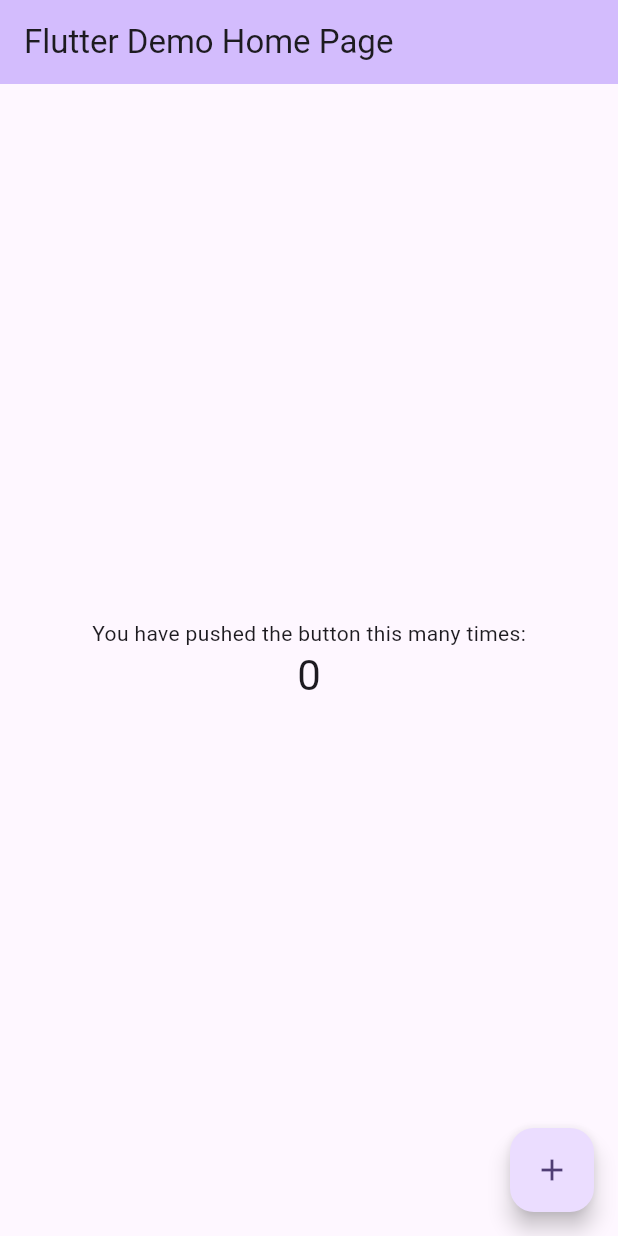
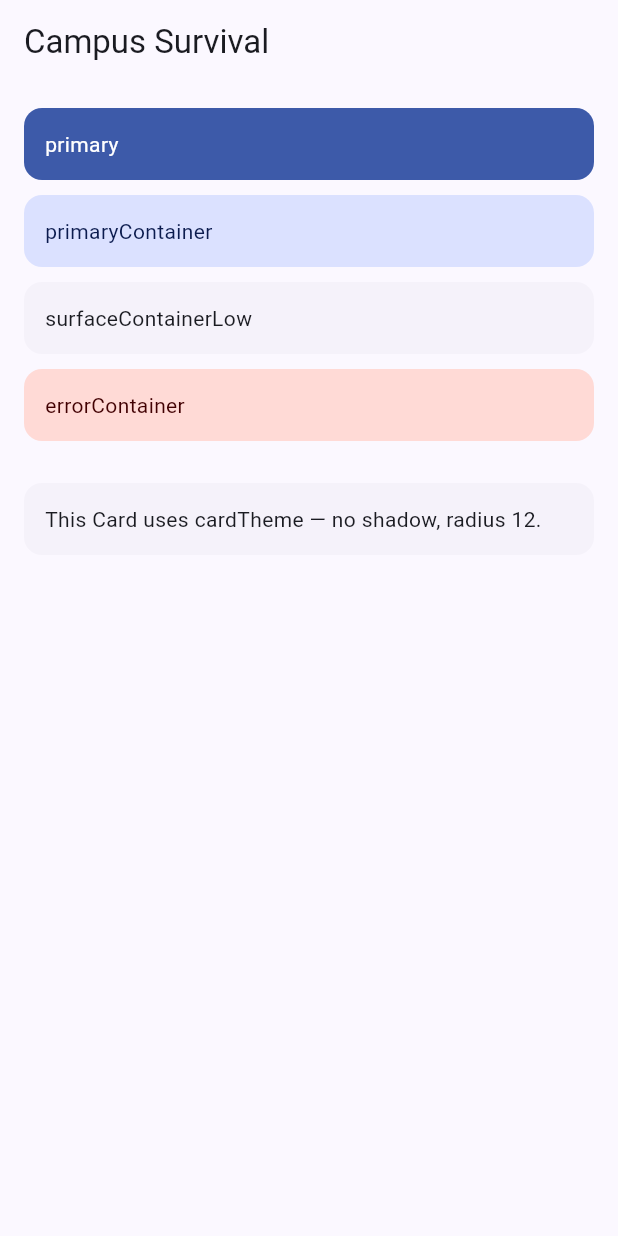
Before and after one commit to AlihaAsif/CampusSurvivalApp, a Flutter app: the screen it shows after launch, on a phone screen of 412 x 824 dp. Run offline on Flutter 3.47's test engine with Material 3 defaults, Android fonts, the phone set to English and light mode, and no system bars; our stand-ins replace flutter_riverpod.

Commit message:
Step 1: project setup

```diff
--- /dev/null
+++ b/lib/app.dart
@@ -0,0 +1,66 @@
+import 'package:flutter/material.dart';
+
+import 'core/theme/app_spacing.dart';
+import 'core/theme/app_theme.dart';
+
+class CampusSurvivalApp extends StatelessWidget {
+  const CampusSurvivalApp({super.key});
+
+  @override
+  Widget build(BuildContext context) {
+    return MaterialApp(
+      title: 'Campus Survival',
+      debugShowCheckedModeBanner: false,
+      theme: AppTheme.light(),
+      home: const ThemeCheckScreen(),
+    );
+  }
+}
+
+// ---------------------------------------------------------------
+// TEMPORARY. Exists only to prove the theme is applied.
+// We delete this class in Step 3 when the real dashboard arrives.
+// ---------------------------------------------------------------
+class ThemeCheckScreen extends StatelessWidget {
+  const ThemeCheckScreen({super.key});
+
+  @override
+  Widget build(BuildContext context) {
+    final scheme = Theme.of(context).colorScheme;
+
+    return Scaffold(
+      appBar: AppBar(title: const Text('Campus Survival')),
+      body: ListView(
+        padding: const EdgeInsets.all(AppSpacing.screenH),
+        children: [
+          _swatch('primary', scheme.primary, scheme.onPrimary),
+          _swatch('primaryContainer', scheme.primaryContainer,
+              scheme.onPrimaryContainer),
+          _swatch('surfaceContainerLow', scheme.surfaceContainerLow,
+              scheme.onSurface),
+          _swatch('errorContainer', scheme.errorContainer,
+              scheme.onErrorContainer),
+          const SizedBox(height: AppSpacing.section),
+          const Card(
+            child: Padding(
+              padding: EdgeInsets.all(AppSpacing.cardPad),
+              child: Text('This Card uses cardTheme — no shadow, radius 12.'),
+            ),
+          ),
+        ],
+      ),
+    );
+  }
+
+  Widget _swatch(String name, Color background, Color foreground) {
+    return Container(
+      margin: const EdgeInsets.only(bottom: AppSpacing.cardGap),
+      padding: const EdgeInsets.all(AppSpacing.cardPad),
+      decoration: BoxDecoration(
+        color: background,
+        borderRadius: BorderRadius.circular(AppRadius.card),
+      ),
+      child: Text(name, style: TextStyle(color: foreground)),
+    );
+  }
+}
--- /dev/null
+++ b/lib/core/theme/app_colors.dart
@@ -0,0 +1,41 @@
+import 'package:flutter/material.dart';
+
+const ColorScheme lightScheme = ColorScheme(
+  brightness: Brightness.light,
+
+  // Main brand colour — app bar accents, filled buttons, progress bars.
+  primary: Color(0xFF3D5AA9),
+  onPrimary: Color(0xFFFFFFFF),
+  primaryContainer: Color(0xFFDBE1FF),
+  onPrimaryContainer: Color(0xFF0B1B4E),
+
+  // Secondary — navigation bar selection pill, tonal buttons.
+  secondary: Color(0xFF585E71),
+  onSecondary: Color(0xFFFFFFFF),
+  secondaryContainer: Color(0xFFDDE1F9),
+  onSecondaryContainer: Color(0xFF161B2C),
+
+  // Tertiary — accents that need to stand apart, e.g. pinned notices.
+  tertiary: Color(0xFF725572),
+  onTertiary: Color(0xFFFFFFFF),
+  tertiaryContainer: Color(0xFFFDD7FA),
+  onTertiaryContainer: Color(0xFF2A122B),
+
+  // Error — overdue assignments, below-75% attendance.
+  error: Color(0xFFBA1A1A),
+  onError: Color(0xFFFFFFFF),
+  errorContainer: Color(0xFFFFDAD6),
+  onErrorContainer: Color(0xFF410002),
+
+  // Surfaces — the background and the layers stacked on it.
+  surface: Color(0xFFFBF8FF),
+  onSurface: Color(0xFF1A1B21),
+  onSurfaceVariant: Color(0xFF45464F),
+  outline: Color(0xFF767680),
+  outlineVariant: Color(0xFFC6C5D0),
+  surfaceContainerLowest: Color(0xFFFFFFFF),
+  surfaceContainerLow: Color(0xFFF5F2FA),
+  surfaceContainer: Color(0xFFEFEDF5),
+  surfaceContainerHigh: Color(0xFFE9E7EF),
+  surfaceContainerHighest: Color(0xFFE3E1E9),
+);
--- /dev/null
+++ b/lib/core/theme/app_spacing.dart
@@ -0,0 +1,33 @@
+/// Spacing scale: 4, 8, 12, 16, 20, 24. Nothing outside this list.
+class AppSpacing {
+  AppSpacing._(); // never create an instance of this class
+
+  static const double xs = 4;
+  static const double sm = 8;
+  static const double md = 12;
+  static const double lg = 16;
+  static const double xl = 20;
+  static const double xxl = 24;
+
+  /// Left/right padding of every screen body.
+  static const double screenH = 16;
+
+  /// Padding inside a card.
+  static const double cardPad = 14;
+
+  /// Vertical gap between two stacked cards.
+  static const double cardGap = 10;
+
+  /// Space above a section header.
+  static const double section = 18;
+}
+
+/// Corner radii used across the app.
+class AppRadius {
+  AppRadius._();
+
+  static const double card = 12;
+  static const double chip = 8;
+  static const double fab = 16;
+  static const double icon = 20; // 40x40 circle => radius 20
+}
--- /dev/null
+++ b/lib/core/theme/app_theme.dart
@@ -0,0 +1,42 @@
+import 'package:flutter/material.dart';
+
+import 'app_colors.dart';
+import 'app_spacing.dart';
+
+class AppTheme {
+  AppTheme._();
+
+  static ThemeData light() {
+    return ThemeData(
+      useMaterial3: true,
+      colorScheme: lightScheme,
+      scaffoldBackgroundColor: lightScheme.surface,
+
+      appBarTheme: AppBarTheme(
+        backgroundColor: lightScheme.surface,
+        surfaceTintColor: Colors.transparent,
+        elevation: 0,
+        scrolledUnderElevation: 0,
+        centerTitle: false,
+      ),
+
+      cardTheme: CardThemeData(
+        color: lightScheme.surfaceContainerLow,
+        surfaceTintColor: Colors.transparent,
+        elevation: 0,
+        margin: EdgeInsets.zero,
+        shape: RoundedRectangleBorder(
+          borderRadius: BorderRadius.circular(AppRadius.card),
+        ),
+      ),
+
+      navigationBarTheme: NavigationBarThemeData(
+        backgroundColor: lightScheme.surfaceContainer,
+        surfaceTintColor: Colors.transparent,
+        indicatorColor: lightScheme.secondaryContainer,
+        height: 74,
+        labelBehavior: NavigationDestinationLabelBehavior.alwaysShow,
+      ),
+    );
+  }
+}
--- a/lib/main.dart
+++ b/lib/main.dart
@@ -1,122 +1,12 @@
 import 'package:flutter/material.dart';
+import 'package:flutter_riverpod/flutter_riverpod.dart';
+
+import 'app.dart';
 
 void main() {
-  runApp(const MyApp());
+  runApp(
+    const ProviderScope(
+      child: CampusSurvivalApp(),
+    ),
+  );
 }
-
-class MyApp extends StatelessWidget {
-  const MyApp({super.key});
-
-  // This widget is the root of your application.
-  @override
-  Widget build(BuildContext context) {
-    return MaterialApp(
-      title: 'Flutter Demo',
-      theme: ThemeData(
-        // This is the theme of your application.
-        //
-        // TRY THIS: Try running your application with "flutter run". You'll see
-        // the application has a purple toolbar. Then, without quitting the app,
-        // try changing the seedColor in the colorScheme below to Colors.green
-        // and then invoke "hot reload" (save your changes or press the "hot
-        // reload" button in a Flutter-supported IDE, or press "r" if you used
-        // the command line to start the app).
-        //
-        // Notice that the counter didn't reset back to zero; the application
-        // state is not lost during the reload. To reset the state, use hot
-        // restart instead.
-        //
-        // This works for code too, not just values: Most code changes can be
-        // tested with just a hot reload.
-        colorScheme: .fromSeed(seedColor: Colors.deepPurple),
-      ),
-      home: const MyHomePage(title: 'Flutter Demo Home Page'),
-    );
-  }
-}
-
-class MyHomePage extends StatefulWidget {
-  const MyHomePage({super.key, required this.title});
-
-  // This widget is the home page of your application. It is stateful, meaning
-  // that it has a State object (defined below) that contains fields that affect
-  // how it looks.
-
-  // This class is the configuration for the state. It holds the values (in this
-  // case the title) provided by the parent (in this case the App widget) and
-  // used by the build method of the State. Fields in a Widget subclass are
-  // always marked "final".
-
-  final String title;
-
-  @override
-  State<MyHomePage> createState() => _MyHomePageState();
-}
-
-class _MyHomePageState extends State<MyHomePage> {
-  int _counter = 0;
-
-  void _incrementCounter() {
-    setState(() {
-      // This call to setState tells the Flutter framework that something has
-      // changed in this State, which causes it to rerun the build method below
-      // so that the display can reflect the updated values. If we changed
-      // _counter without calling setState(), then the build method would not be
-      // called again, and so nothing would appear to happen.
-      _counter++;
-    });
-  }
-
-  @override
-  Widget build(BuildContext context) {
-    // This method is rerun every time setState is called, for instance as done
-    // by the _incrementCounter method above.
-    //
-    // The Flutter framework has been optimized to make rerunning build methods
-    // fast, so that you can just rebuild anything that needs updating rather
-    // than having to individually change instances of widgets.
-    return Scaffold(
-      appBar: AppBar(
-        // TRY THIS: Try changing the color here to a specific color (to
-        // Colors.amber, perhaps?) and trigger a hot reload to see the AppBar
-        // change color while the other colors stay the same.
-        backgroundColor: Theme.of(context).colorScheme.inversePrimary,
-        // Here we take the value from the MyHomePage object that was created by
-        // the App.build method, and use it to set our appbar title.
-        title: Text(widget.title),
-      ),
-      body: Center(
-        // Center is a layout widget. It takes a single child and positions it
-        // in the middle of the parent.
-        child: Column(
-          // Column is also a layout widget. It takes a list of children and
-          // arranges them vertically. By default, it sizes itself to fit its
-          // children horizontally, and tries to be as tall as its parent.
-          //
-          // Column has various properties to control how it sizes itself and
-          // how it positions its children. Here we use mainAxisAlignment to
-          // center the children vertically; the main axis here is the vertical
-          // axis because Columns are vertical (the cross axis would be
-          // horizontal).
-          //
-          // TRY THIS: Invoke "debug painting" (choose the "Toggle Debug Paint"
-          // action in the IDE, or press "p" in the console), to see the
-          // wireframe for each widget.
-          mainAxisAlignment: .center,
-          children: [
-            const Text('You have pushed the button this many times:'),
-            Text(
-              '$_counter',
-              style: Theme.of(context).textTheme.headlineMedium,
-            ),
-          ],
-        ),
-      ),
-      floatingActionButton: FloatingActionButton(
-        onPressed: _incrementCounter,
-        tooltip: 'Increment',
-        child: const Icon(Icons.add),
-      ),
-    );
-  }
-}
```
